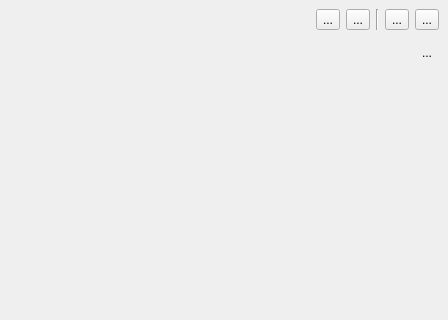
This is koordinatesexplorer/ui/koordinatesexplorer.ui in koordinates/koordinates-qgis-plugin as Qt 5 draws it before an edit; both pictures show x 0 to 448 and y 0 to 320 of the 448 by 830 pixel window. The edited form follows.
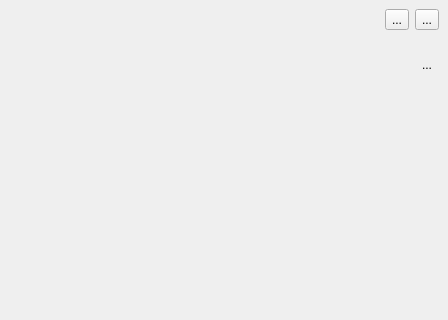
This is the edited form. The open tabs and pages were chosen to show the change.

Diff of the .ui file:
```diff
--- a/koordinatesexplorer/ui/koordinatesexplorer.ui
+++ b/koordinatesexplorer/ui/koordinatesexplorer.ui
@@ -46,6 +46,9 @@
           <property name="rightMargin">
            <number>0</number>
           </property>
+          <property name="bottomMargin">
+           <number>6</number>
+          </property>
           <item>
            <widget class="QWidget" name="context_frame" native="true"/>
           </item>
@@ -62,27 +65,6 @@
             </property>
            </spacer>
           </item>
-          <item>
-           <widget class="QToolButton" name="button_starred">
-            <property name="text">
-             <string>...</string>
-            </property>
-           </widget>
-          </item>
-          <item>
-           <widget class="QToolButton" name="button_browse">
-            <property name="text">
-             <string>...</string>
-            </property>
-           </widget>
-          </item>
-          <item>
-           <widget class="Line" name="line">
-            <property name="orientation">
-             <enum>Qt::Vertical</enum>
-            </property>
-           </widget>
-          </item>
           <item>
            <widget class="QToolButton" name="button_help">
             <property name="text">
@@ -102,6 +84,9 @@
           </item>
          </layout>
         </item>
+        <item>
+         <widget class="QWidget" name="context_container" native="true"/>
+        </item>
         <item>
          <widget class="QWidget" name="filter_frame" native="true"/>
         </item>
```
